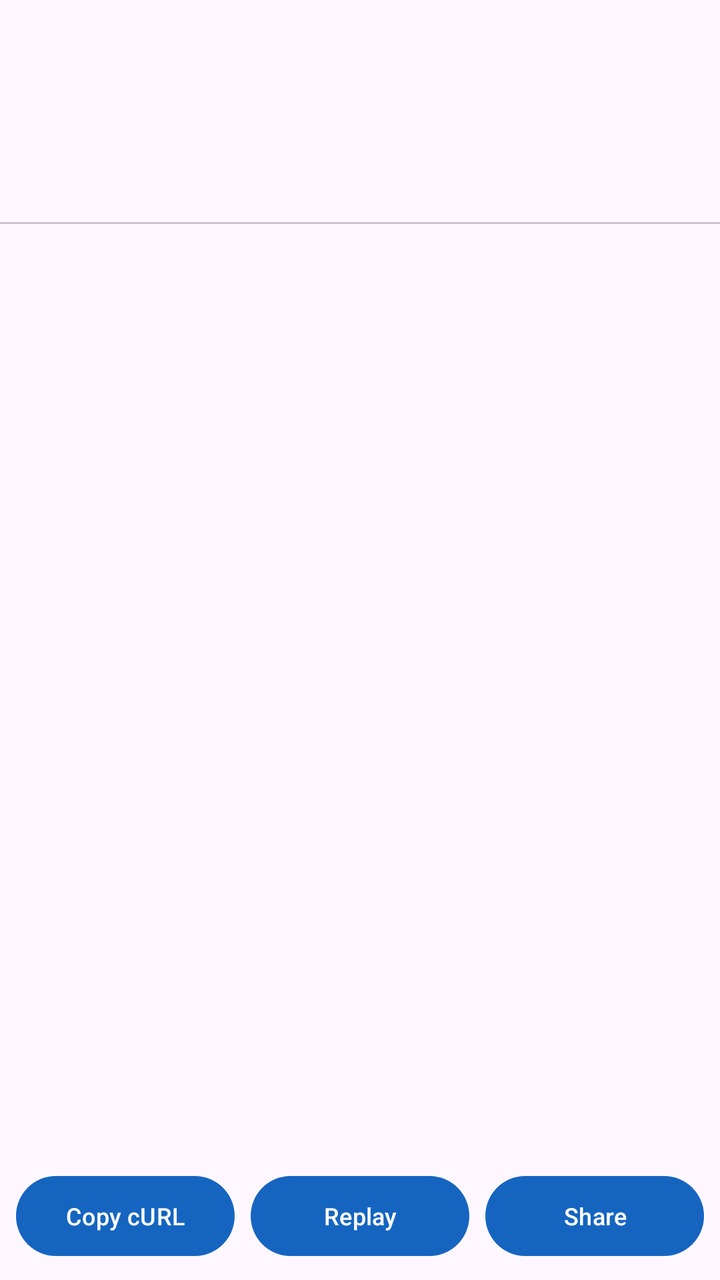
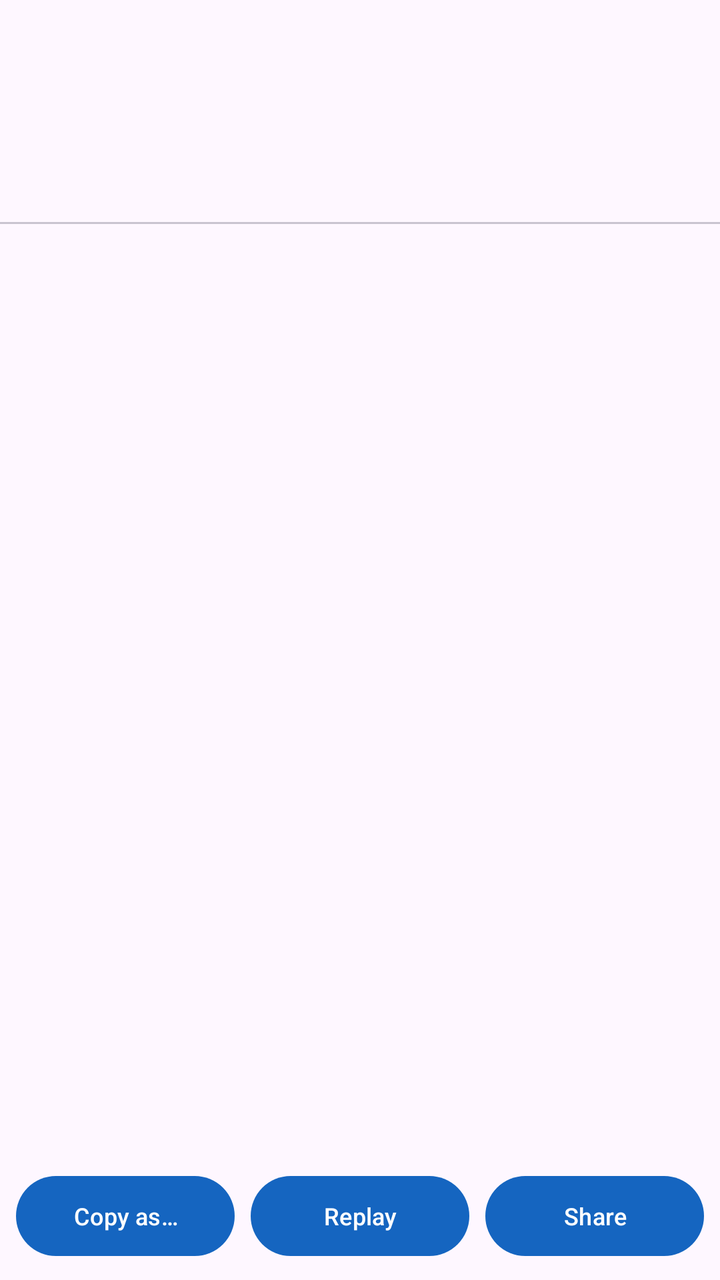

Compare the two renders of this Android layout. The source of the first and the diff that turns it into the second are given below.
<!-- AndroidManifest.xml: application theme Theme.NetScope -->
<!-- res/layout/activity_detail.xml -->
<?xml version="1.0" encoding="utf-8"?>
<LinearLayout xmlns:android="http://schemas.android.com/apk/res/android"
    android:layout_width="match_parent"
    android:layout_height="match_parent"
    android:fitsSystemWindows="true"
    android:orientation="vertical">

    <com.google.android.material.appbar.MaterialToolbar
        android:id="@+id/toolbar"
        android:layout_width="match_parent"
        android:layout_height="?attr/actionBarSize" />

    <com.google.android.material.tabs.TabLayout
        android:id="@+id/tabs"
        android:layout_width="match_parent"
        android:layout_height="wrap_content" />

    <ScrollView
        android:layout_width="match_parent"
        android:layout_height="0dp"
        android:layout_weight="1"
        android:fillViewport="true">

        <HorizontalScrollView
            android:layout_width="match_parent"
            android:layout_height="wrap_content">

            <TextView
                android:id="@+id/content"
                android:layout_width="wrap_content"
                android:layout_height="wrap_content"
                android:fontFamily="monospace"
                android:padding="12dp"
                android:textIsSelectable="true"
                android:textSize="12sp" />
        </HorizontalScrollView>
    </ScrollView>

    <LinearLayout
        android:layout_width="match_parent"
        android:layout_height="wrap_content"
        android:orientation="horizontal"
        android:padding="8dp">

        <Button
            android:id="@+id/btn_curl"
            android:layout_width="0dp"
            android:layout_height="wrap_content"
            android:layout_marginEnd="4dp"
            android:layout_weight="1"
            android:text="Copy cURL"
            android:textSize="12sp" />

        <Button
            android:id="@+id/btn_replay"
            android:layout_width="0dp"
            android:layout_height="wrap_content"
            android:layout_marginStart="4dp"
            android:layout_marginEnd="4dp"
            android:layout_weight="1"
            android:text="Replay"
            android:textSize="12sp" />

        <Button
            android:id="@+id/btn_share"
            android:layout_width="0dp"
            android:layout_height="wrap_content"
            android:layout_marginStart="4dp"
            android:layout_weight="1"
            android:text="Share"
            android:textSize="12sp" />
    </LinearLayout>
</LinearLayout>
<!-- resources referenced by this layout -->
<resources>
  <style name="Theme.NetScope" parent="Theme.Material3.DayNight.NoActionBar">
          <item name="colorPrimary">#1565C0</item>
      </style>
</resources>

<!-- the commit's change to res/layout/activity_detail.xml (unified diff, before → after) -->
@@ -15,25 +15,78 @@
         android:layout_width="match_parent"
         android:layout_height="wrap_content" />
 
+    <LinearLayout
+        android:id="@+id/mode_row"
+        android:layout_width="match_parent"
+        android:layout_height="wrap_content"
+        android:orientation="horizontal"
+        android:paddingStart="8dp"
+        android:paddingEnd="8dp"
+        android:visibility="gone">
+
+        <Button
+            android:id="@+id/btn_pretty"
+            style="?attr/materialButtonOutlinedStyle"
+            android:layout_width="0dp"
+            android:layout_height="wrap_content"
+            android:layout_weight="1"
+            android:text="Pretty"
+            android:textSize="12sp" />
+
+        <Button
+            android:id="@+id/btn_raw"
+            style="?attr/materialButtonOutlinedStyle"
+            android:layout_width="0dp"
+            android:layout_height="wrap_content"
+            android:layout_weight="1"
+            android:text="Raw"
+            android:textSize="12sp" />
+
+        <Button
+            android:id="@+id/btn_hex"
+            style="?attr/materialButtonOutlinedStyle"
+            android:layout_width="0dp"
+            android:layout_height="wrap_content"
+            android:layout_weight="1"
+            android:text="Hex"
+            android:textSize="12sp" />
+    </LinearLayout>
+
     <ScrollView
         android:layout_width="match_parent"
         android:layout_height="0dp"
         android:layout_weight="1"
         android:fillViewport="true">
 
-        <HorizontalScrollView
+        <LinearLayout
             android:layout_width="match_parent"
-            android:layout_height="wrap_content">
+            android:layout_height="wrap_content"
+            android:orientation="vertical">
 
-            <TextView
-                android:id="@+id/content"
-                android:layout_width="wrap_content"
+            <ImageView
+                android:id="@+id/image"
+                android:layout_width="match_parent"
                 android:layout_height="wrap_content"
-                android:fontFamily="monospace"
+                android:adjustViewBounds="true"
+                android:contentDescription="Response image"
+                android:maxHeight="260dp"
                 android:padding="12dp"
-                android:textIsSelectable="true"
-                android:textSize="12sp" />
-        </HorizontalScrollView>
+                android:visibility="gone" />
+
+            <HorizontalScrollView
+                android:layout_width="match_parent"
+                android:layout_height="wrap_content">
+
+                <TextView
+                    android:id="@+id/content"
+                    android:layout_width="wrap_content"
+                    android:layout_height="wrap_content"
+                    android:fontFamily="monospace"
+                    android:padding="12dp"
+                    android:textIsSelectable="true"
+                    android:textSize="12sp" />
+            </HorizontalScrollView>
+        </LinearLayout>
     </ScrollView>
 
     <LinearLayout
@@ -48,7 +101,7 @@
             android:layout_height="wrap_content"
             android:layout_marginEnd="4dp"
             android:layout_weight="1"
-            android:text="Copy cURL"
+            android:text="Copy as…"
             android:textSize="12sp" />
 
         <Button
